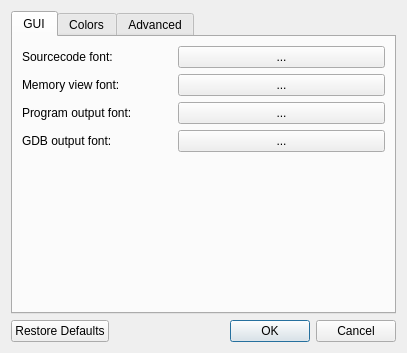
Qt form src/settingsdialog.ui (jhn98032/gede) before a commit.
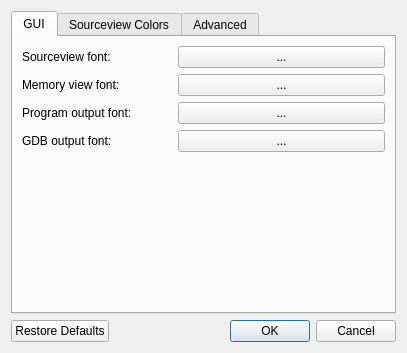
The same form after that commit. The open tabs and pages were chosen to show the change. Custom widgets are drawn as their Qt base class.

Commit message: Fixed incorrect labels in the settingsdialog.

The edit to the form file:
```diff
--- a/src/settingsdialog.ui
+++ b/src/settingsdialog.ui
@@ -41,7 +41,7 @@
             </size>
            </property>
            <property name="text">
-            <string>Sourcecode font:</string>
+            <string>Sourceview font:</string>
            </property>
           </widget>
          </item>
@@ -167,7 +167,7 @@
      </widget>
      <widget class="QWidget" name="tab">
       <attribute name="title">
-       <string>Colors</string>
+       <string>Sourceview Colors</string>
       </attribute>
       <layout class="QVBoxLayout" name="verticalLayout_4">
        <item>
```
Left out of the diff: 2 changed lines with no effect on the pictures.
